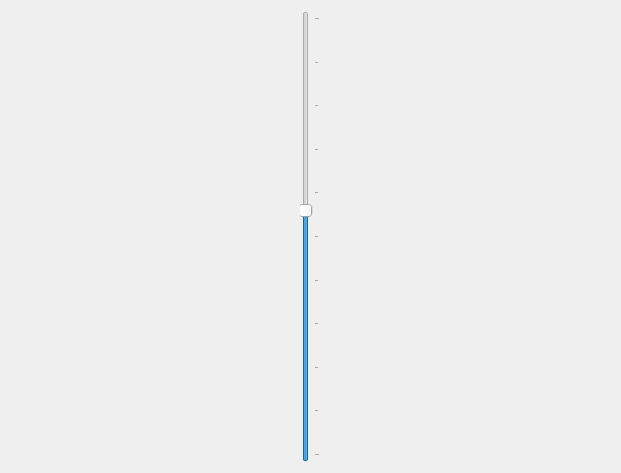
Qt form previewform.ui (607011/vstripe) before a commit.
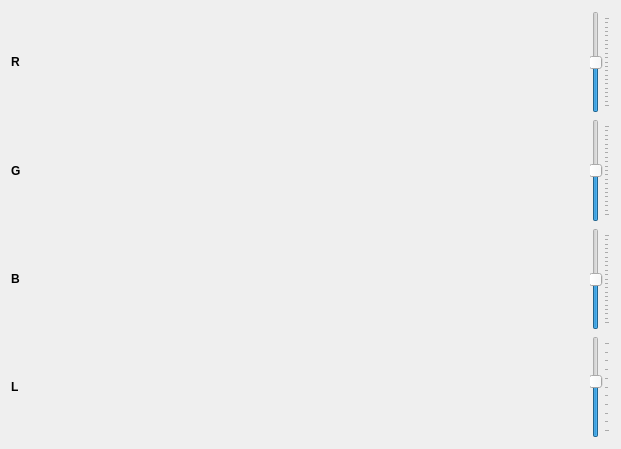
The same form after that commit.

Diff of the .ui file:
```diff
--- a/previewform.ui
+++ b/previewform.ui
@@ -7,39 +7,203 @@
     <x>0</x>
     <y>0</y>
     <width>621</width>
-    <height>473</height>
+    <height>449</height>
    </rect>
   </property>
   <property name="windowTitle">
    <string>Form</string>
   </property>
-  <layout class="QGridLayout" name="gridLayout">
+  <layout class="QGridLayout" name="gridLayout_2">
    <item row="0" column="0">
     <layout class="QHBoxLayout" name="horizontalLayout">
      <item>
-      <widget class="QSlider" name="exposureLevelSlider">
-       <property name="toolTip">
-        <string>level stripe exposures</string>
-       </property>
-       <property name="maximum">
-        <number>100</number>
-       </property>
-       <property name="value">
-        <number>56</number>
-       </property>
-       <property name="sliderPosition">
-        <number>56</number>
-       </property>
-       <property name="orientation">
-        <enum>Qt::Vertical</enum>
-       </property>
-       <property name="tickPosition">
-        <enum>QSlider::TicksBelow</enum>
-       </property>
-       <property name="tickInterval">
-        <number>10</number>
-       </property>
-      </widget>
+      <layout class="QGridLayout" name="gridLayout">
+       <item row="1" column="0">
+        <widget class="QLabel" name="label_3">
+         <property name="font">
+          <font>
+           <weight>75</weight>
+           <bold>true</bold>
+          </font>
+         </property>
+         <property name="text">
+          <string>G</string>
+         </property>
+        </widget>
+       </item>
+       <item row="1" column="1">
+        <widget class="QSlider" name="exposureGSlider">
+         <property name="sizePolicy">
+          <sizepolicy hsizetype="Fixed" vsizetype="Expanding">
+           <horstretch>0</horstretch>
+           <verstretch>0</verstretch>
+          </sizepolicy>
+         </property>
+         <property name="toolTip">
+          <string>stripes' green level correction</string>
+         </property>
+         <property name="minimum">
+          <number>-100</number>
+         </property>
+         <property name="maximum">
+          <number>100</number>
+         </property>
+         <property name="value">
+          <number>0</number>
+         </property>
+         <property name="sliderPosition">
+          <number>0</number>
+         </property>
+         <property name="orientation">
+          <enum>Qt::Vertical</enum>
+         </property>
+         <property name="tickPosition">
+          <enum>QSlider::TicksBelow</enum>
+         </property>
+         <property name="tickInterval">
+          <number>10</number>
+         </property>
+        </widget>
+       </item>
+       <item row="0" column="1">
+        <widget class="QSlider" name="exposureRSlider">
+         <property name="sizePolicy">
+          <sizepolicy hsizetype="Fixed" vsizetype="Expanding">
+           <horstretch>0</horstretch>
+           <verstretch>0</verstretch>
+          </sizepolicy>
+         </property>
+         <property name="toolTip">
+          <string>stripes' red level correction</string>
+         </property>
+         <property name="minimum">
+          <number>-100</number>
+         </property>
+         <property name="maximum">
+          <number>100</number>
+         </property>
+         <property name="value">
+          <number>0</number>
+         </property>
+         <property name="sliderPosition">
+          <number>0</number>
+         </property>
+         <property name="orientation">
+          <enum>Qt::Vertical</enum>
+         </property>
+         <property name="tickPosition">
+          <enum>QSlider::TicksBelow</enum>
+         </property>
+         <property name="tickInterval">
+          <number>10</number>
+         </property>
+        </widget>
+       </item>
+       <item row="0" column="0">
+        <widget class="QLabel" name="label_4">
+         <property name="font">
+          <font>
+           <weight>75</weight>
+           <bold>true</bold>
+          </font>
+         </property>
+         <property name="text">
+          <string>R</string>
+         </property>
+        </widget>
+       </item>
+       <item row="2" column="0">
+        <widget class="QLabel" name="label_2">
+         <property name="font">
+          <font>
+           <weight>75</weight>
+           <bold>true</bold>
+          </font>
+         </property>
+         <property name="text">
+          <string>B</string>
+         </property>
+        </widget>
+       </item>
+       <item row="2" column="1">
+        <widget class="QSlider" name="exposureBSlider">
+         <property name="sizePolicy">
+          <sizepolicy hsizetype="Fixed" vsizetype="Expanding">
+           <horstretch>0</horstretch>
+           <verstretch>0</verstretch>
+          </sizepolicy>
+         </property>
+         <property name="toolTip">
+          <string>stripes' blue level correction</string>
+         </property>
+         <property name="minimum">
+          <number>-100</number>
+         </property>
+         <property name="maximum">
+          <number>100</number>
+         </property>
+         <property name="value">
+          <number>0</number>
+         </property>
+         <property name="sliderPosition">
+          <number>0</number>
+         </property>
+         <property name="orientation">
+          <enum>Qt::Vertical</enum>
+         </property>
+         <property name="tickPosition">
+          <enum>QSlider::TicksBelow</enum>
+         </property>
+         <property name="tickInterval">
+          <number>10</number>
+         </property>
+        </widget>
+       </item>
+       <item row="3" column="0">
+        <widget class="QLabel" name="label">
+         <property name="font">
+          <font>
+           <weight>75</weight>
+           <bold>true</bold>
+          </font>
+         </property>
+         <property name="text">
+          <string>L</string>
+         </property>
+        </widget>
+       </item>
+       <item row="3" column="1">
+        <widget class="QSlider" name="exposureLSlider">
+         <property name="sizePolicy">
+          <sizepolicy hsizetype="Fixed" vsizetype="Expanding">
+           <horstretch>0</horstretch>
+           <verstretch>0</verstretch>
+          </sizepolicy>
+         </property>
+         <property name="toolTip">
+          <string>stripes' brightness correction</string>
+         </property>
+         <property name="maximum">
+          <number>100</number>
+         </property>
+         <property name="value">
+          <number>56</number>
+         </property>
+         <property name="sliderPosition">
+          <number>56</number>
+         </property>
+         <property name="orientation">
+          <enum>Qt::Vertical</enum>
+         </property>
+         <property name="tickPosition">
+          <enum>QSlider::TicksBelow</enum>
+         </property>
+         <property name="tickInterval">
+          <number>10</number>
+         </property>
+        </widget>
+       </item>
+      </layout>
      </item>
     </layout>
    </item>
```
